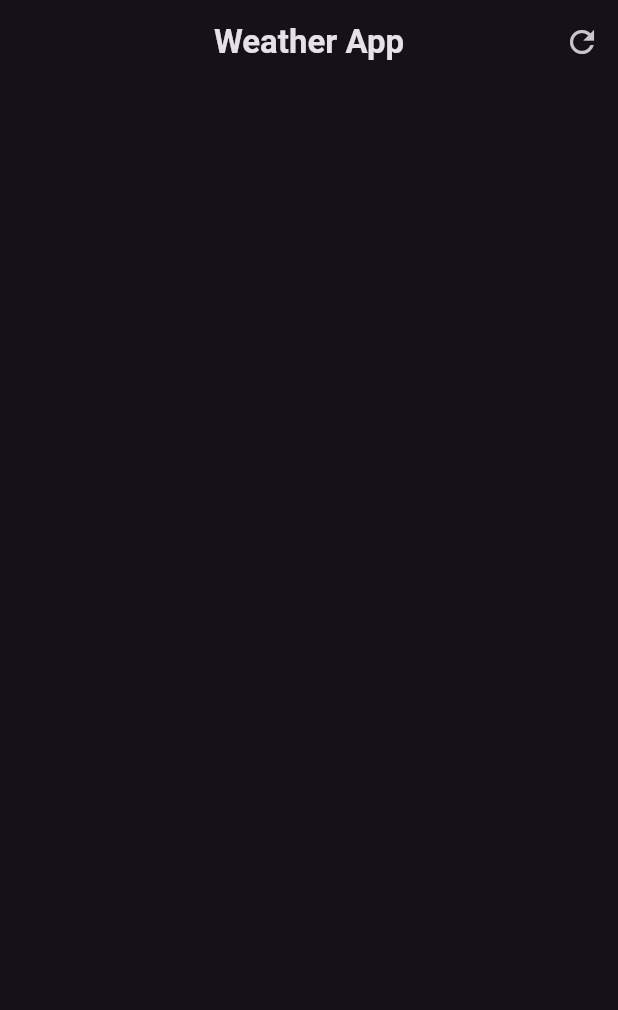
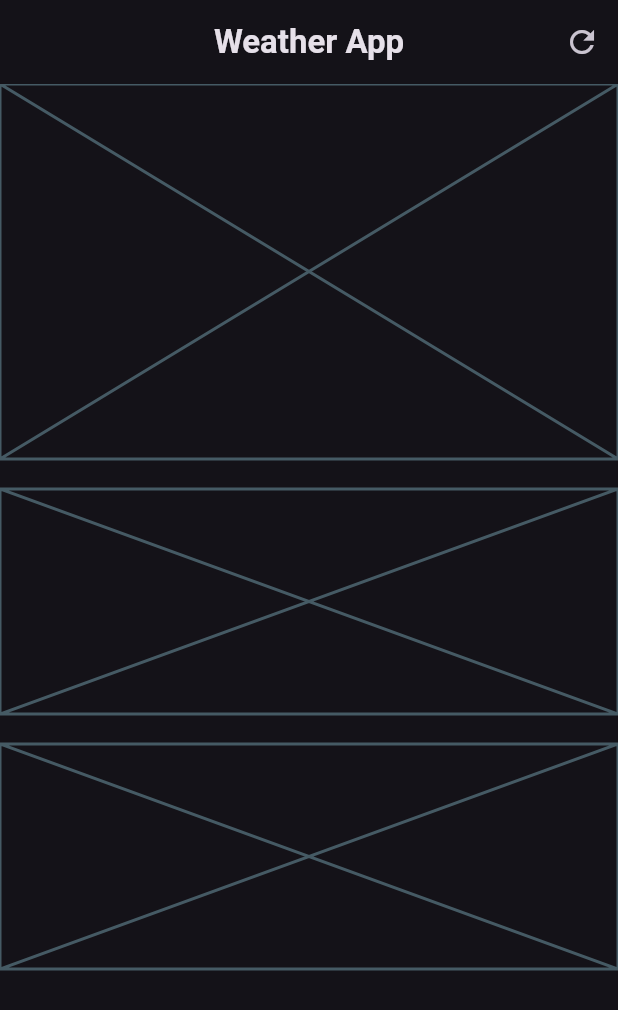
Before and after one commit to gopalkrushnas063/weather_app_flutter, a Flutter app: the screen it shows after launch, on a phone screen of 412 x 824 dp. Shown: the top 1010 px of the screen. Run offline on Flutter 3.47's test engine with Material 2 defaults, Android fonts, the phone set to English and light mode, and no system bars.

Commit message:
Layout added for weather forcast section

```diff
--- a/lib/weather_screen.dart
+++ b/lib/weather_screen.dart
@@ -16,11 +16,29 @@ class WeatherScreen extends StatelessWidget {
         centerTitle: true,
         actions: [
           IconButton(
-            onPressed: () {
-
-            },
+            onPressed: () {},
             icon: const Icon(Icons.refresh),
           )
+        ],
+      ),
+      body: Column(
+        children: [
+          // main card
+          const Placeholder(
+            fallbackHeight: 250,
+          ),
+
+          const SizedBox(height: 20),
+          //weather forecast card
+          const Placeholder(
+            fallbackHeight: 150,
+          ),
+
+          const SizedBox(height: 20),
+          //additional information card
+          const Placeholder(
+            fallbackHeight: 150,
+          ),
         ],
       ),
     );
```
